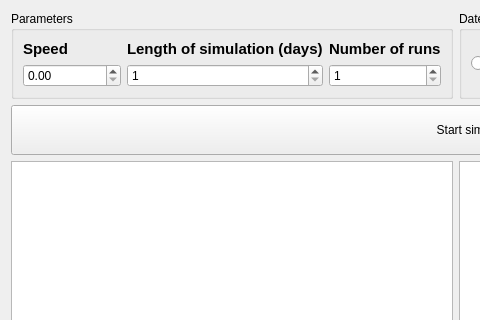
This is sailingform.ui in szazdenes/SailingSimulation as Qt 5 draws it before an edit; both pictures show x 0 to 480 and y 0 to 320 of the 956 by 525 pixel window. The edited form follows.
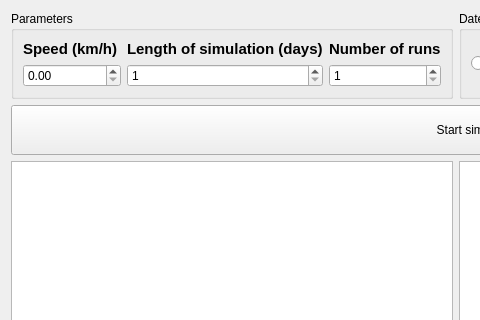
This is the edited form.

Commit message: data check + speed calculation

What changed in the file:
```diff
--- a/sailingform.ui
+++ b/sailingform.ui
@@ -60,7 +60,7 @@
          </font>
         </property>
         <property name="text">
-         <string>Speed</string>
+         <string>Speed (km/h)</string>
         </property>
        </widget>
       </item>
```
The commit also changes 2 other files.
